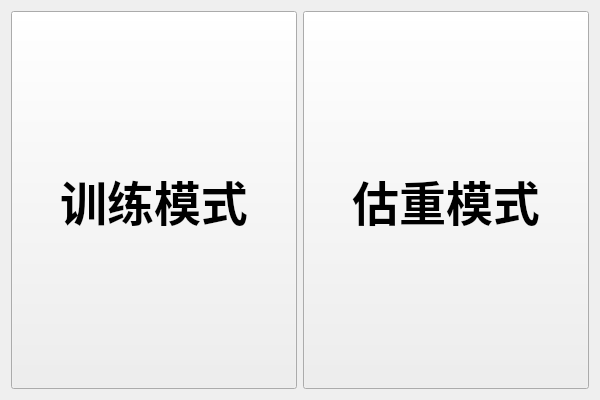
This is OrbbecDemo_windows/MainWindow.ui in Lvjihong/OrbbecAndQt as Qt 5 draws it before an edit. The edited form follows.
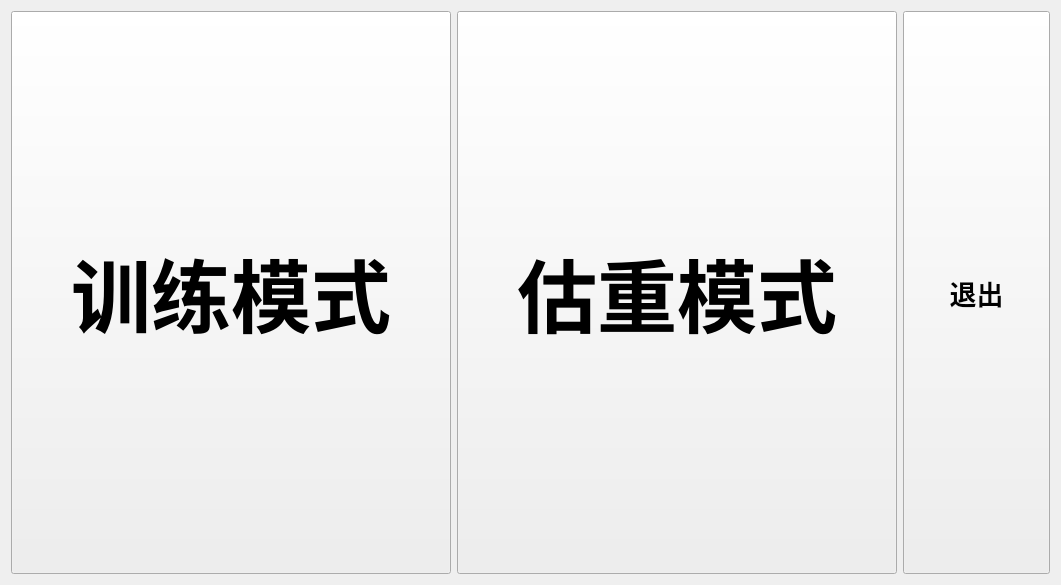
This is the edited form.

Diff of the .ui file:
```diff
--- a/OrbbecDemo_windows/MainWindow.ui
+++ b/OrbbecDemo_windows/MainWindow.ui
@@ -6,15 +6,15 @@
    <rect>
     <x>0</x>
     <y>0</y>
-    <width>600</width>
-    <height>400</height>
+    <width>1061</width>
+    <height>585</height>
    </rect>
   </property>
   <property name="windowTitle">
    <string>OrbbecDemo</string>
   </property>
   <widget class="QWidget" name="centralWidget">
-   <layout class="QHBoxLayout" name="horizontalLayout">
+   <layout class="QHBoxLayout" name="horizontalLayout" stretch="3,3,1">
     <item>
      <widget class="QPushButton" name="btn_train">
       <property name="enabled">
@@ -29,7 +29,7 @@
       <property name="font">
        <font>
         <family>黑体</family>
-        <pointsize>35</pointsize>
+        <pointsize>60</pointsize>
         <weight>75</weight>
         <bold>true</bold>
        </font>
@@ -59,7 +59,7 @@
       <property name="font">
        <font>
         <family>黑体</family>
-        <pointsize>35</pointsize>
+        <pointsize>60</pointsize>
         <weight>75</weight>
         <bold>true</bold>
        </font>
@@ -69,6 +69,27 @@
       </property>
      </widget>
     </item>
+    <item>
+     <widget class="QPushButton" name="btn_exit">
+      <property name="sizePolicy">
+       <sizepolicy hsizetype="Preferred" vsizetype="Preferred">
+        <horstretch>0</horstretch>
+        <verstretch>0</verstretch>
+       </sizepolicy>
+      </property>
+      <property name="font">
+       <font>
+        <family>黑体</family>
+        <pointsize>20</pointsize>
+        <weight>75</weight>
+        <bold>true</bold>
+       </font>
+      </property>
+      <property name="text">
+       <string>退出</string>
+      </property>
+     </widget>
+    </item>
    </layout>
   </widget>
  </widget>
```
